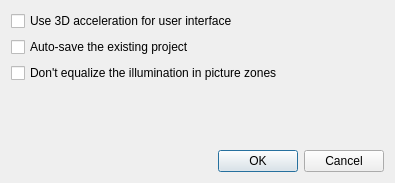
Qt form ui/SettingsDialog.ui (ImageProcessing-ElectronicPublications/scantailor-deviant) before a commit.
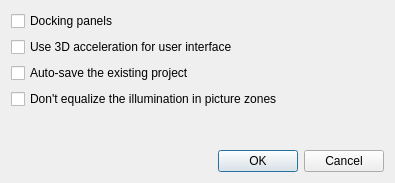
The same form after that commit.

Commit message: Setting to disable Docking for panels

What changed in the file:
```diff
--- a/ui/SettingsDialog.ui
+++ b/ui/SettingsDialog.ui
@@ -14,6 +14,13 @@
    <string>Settings</string>
   </property>
   <layout class="QVBoxLayout" name="verticalLayout">
+   <item>
+    <widget class="QCheckBox" name="docking">
+     <property name="text">
+      <string>Docking panels</string>
+     </property>
+    </widget>
+   </item>
    <item>
     <widget class="QCheckBox" name="use3DAcceleration">
      <property name="text">
```
The commit also changes 4 other files.
